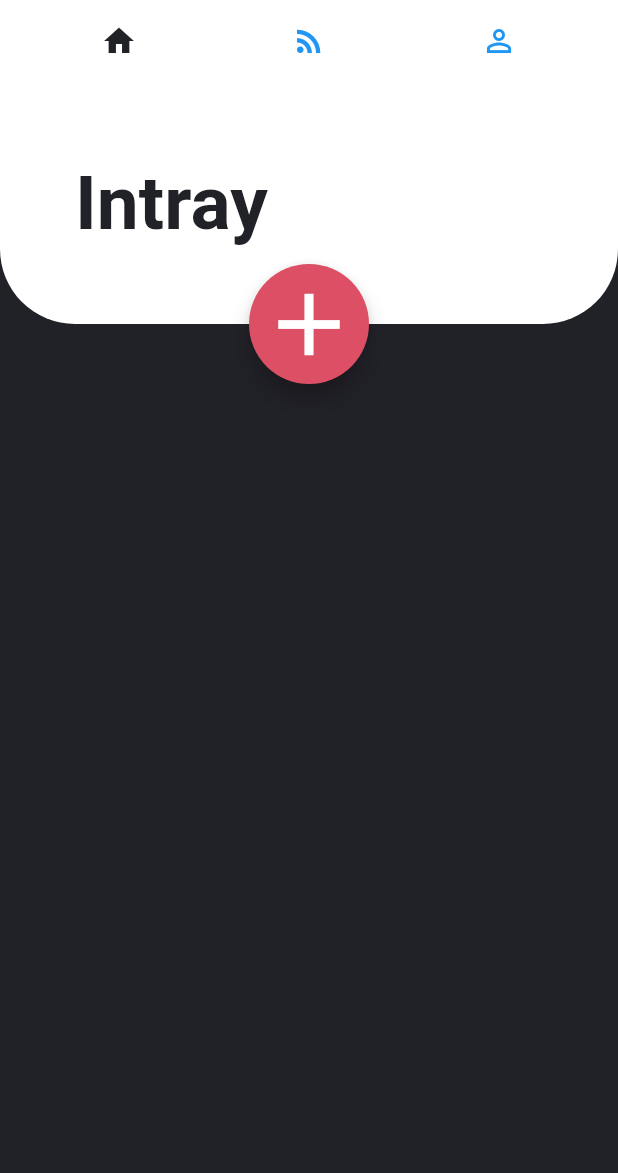
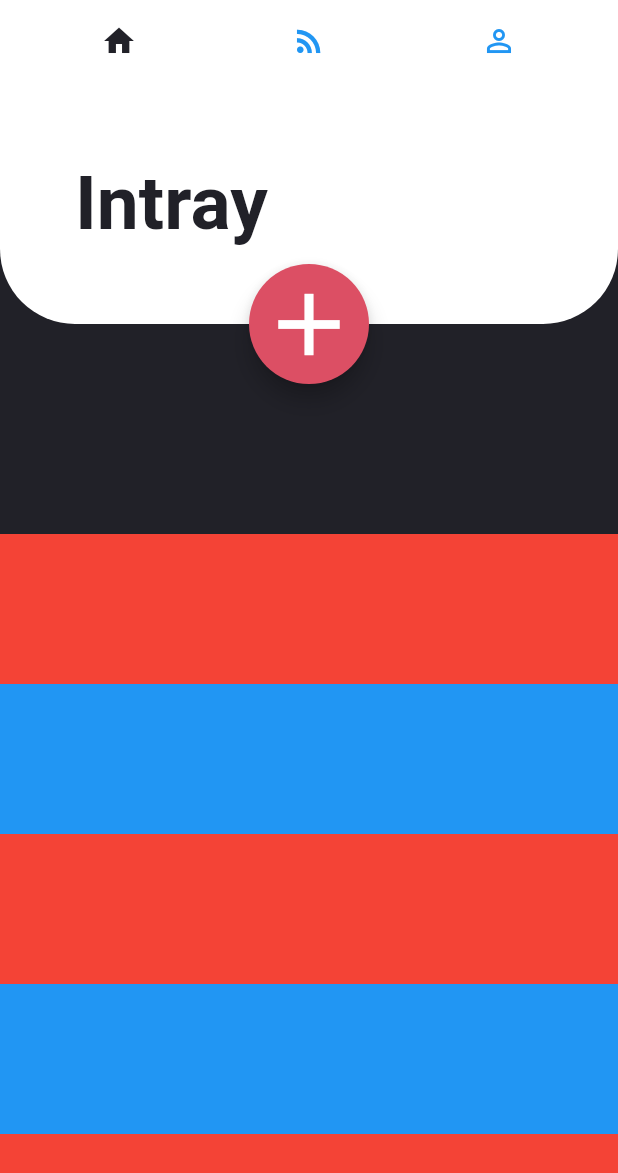
Before and after one commit to victcdva/todoapp, a Flutter app: the screen it shows after launch, on a phone screen of 412 x 824 dp. Shown: the top 1173 px of the screen. Run offline on Flutter 3.47's test engine with Material 2 defaults, Android fonts, the phone set to English and light mode, and no system bars; Roboto replaces fonts that are missing (Avenir).

Commit message:
Adding the cards template and scrolling

```diff
--- /dev/null
+++ b/lib/UI/Intray/intray_page.dart
@@ -0,0 +1,37 @@
+import 'package:flutter/material.dart';
+
+import '../../models/global.dart';
+
+class IntrayPage extends StatefulWidget {
+  const IntrayPage({Key? key}) : super(key: key);
+
+  @override
+  _IntrayPageState createState() => _IntrayPageState();
+}
+
+class _IntrayPageState extends State<IntrayPage> {
+  @override
+  Widget build(BuildContext context) {
+    return Container(
+        color: darkGreyColor,
+        child: ListView(
+          padding: const EdgeInsets.only(top: 300),
+          children: getList(),
+        ));
+  }
+
+  List<Widget> getList() {
+    List<Container> list = [];
+    for (int i = 0; i < 5; i++) {
+      list.add(Container(
+        height: 100,
+        color: Colors.red,
+      ));
+      list.add(Container(
+        height: 100,
+        color: Colors.blue,
+      ));
+    }
+    return list;
+  }
+}
--- a/lib/main.dart
+++ b/lib/main.dart
@@ -1,4 +1,5 @@
 import 'package:flutter/material.dart';
+import 'UI/Intray/intray_page.dart';
 import 'models/global.dart';
 
 void main() {
@@ -52,7 +53,7 @@ class _MyHomePageState extends State<MyHomePage> {
                 body: Stack(children: [
                   TabBarView(
                     children: [
-                      Container(color: darkGreyColor),
+                      const IntrayPage(),
                       Container(color: Colors.orange),
                       Container(color: Colors.lightGreen),
                     ],
--- /dev/null
+++ b/lib/models/task.dart
@@ -0,0 +1 @@
+class Task {}
```
Also changed, not shown: pubspec.lock, 1 other file.
